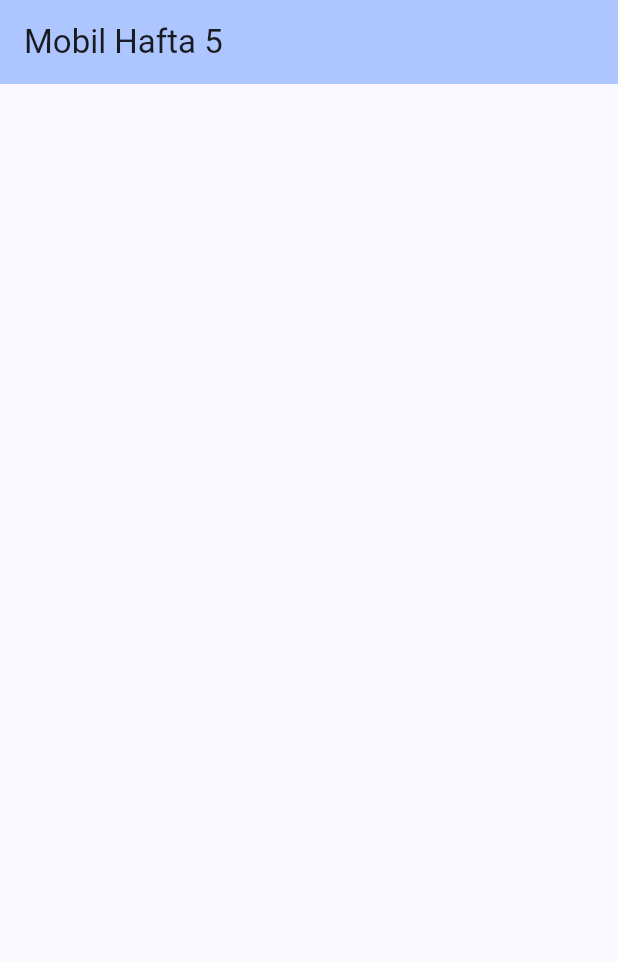
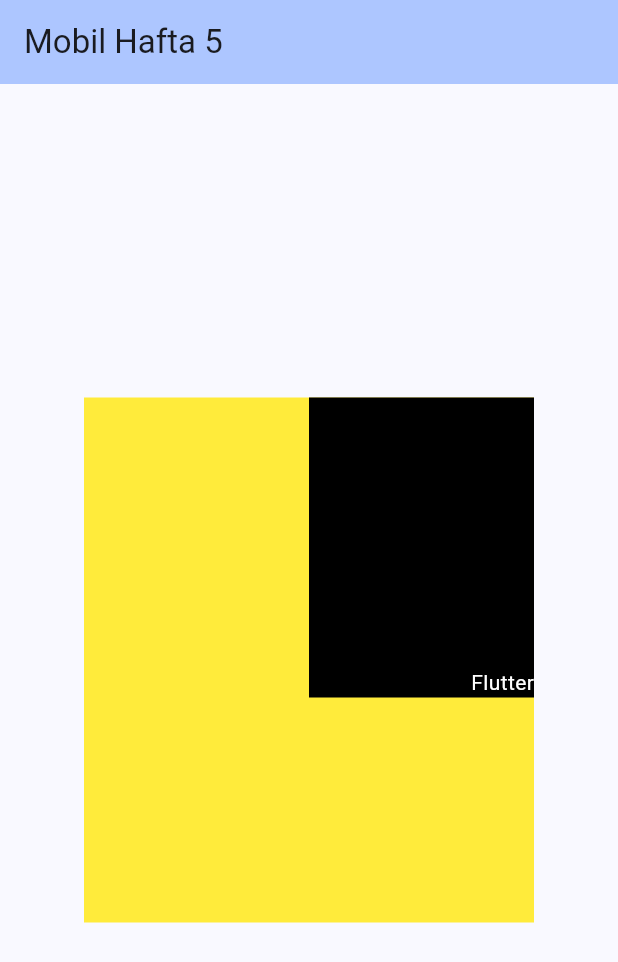
Before and after one commit to SebinkarahisarMYO/mobil_w5-MrSylar, a Flutter app: the screen it shows after launch, on a phone screen of 412 x 824 dp. Shown: the top 962 px of the screen. Run offline on Flutter 3.47's test engine with Material 3 defaults, Android fonts, the phone set to English and light mode, and no system bars.

Commit message:
son_versiyon

```diff
--- a/lib/main.dart
+++ b/lib/main.dart
@@ -45,6 +45,17 @@ class _MyHomePageState extends State<MyHomePage> {
           //--------------
           //--------------
           Container(
+            height: 350,
+            width: 300,
+            color: Colors.yellow,
+            alignment: Alignment.topRight,
+            child: Container(
+              height: 200,
+              width: 150,
+              color: Colors.black,
+              alignment: Alignment.bottomRight,
+              child: Text("Flutter",style: TextStyle(color: Colors.white),),
+            ),
           )
           //--------------
           //--------------Kodları yukarıya yazınız.
```
